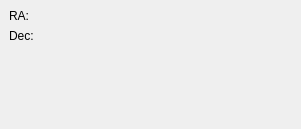
KDE/kstars, file kstars/tools/argsettargetcoordindi.ui: the form before one commit.
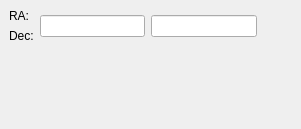
The form after the commit. Custom widgets are drawn as their Qt base class.

Commit message: KLineEdit => QLineEdit

Diff of the .ui file:
```diff
--- a/kstars/tools/argsettargetcoordindi.ui
+++ b/kstars/tools/argsettargetcoordindi.ui
@@ -107,7 +107,7 @@
   </customwidget>
   <customwidget>
    <class>dmsBox</class>
-   <extends>KLineEdit</extends>
+   <extends>QLineEdit</extends>
    <header>widgets/dmsbox.h</header>
    <container>0</container>
    <pixmap></pixmap>
```
Left out of the diff: 2 changed lines with no effect on the pictures. The commit also changes 59 other files.
